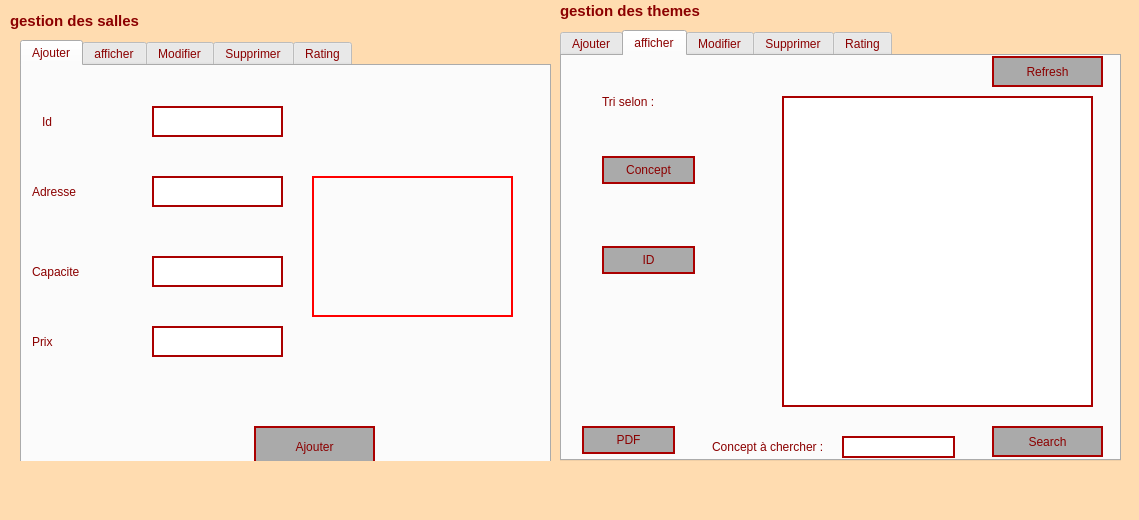
melek007/smart_wedding_2a09, file mainwindow.ui: the form before one commit.
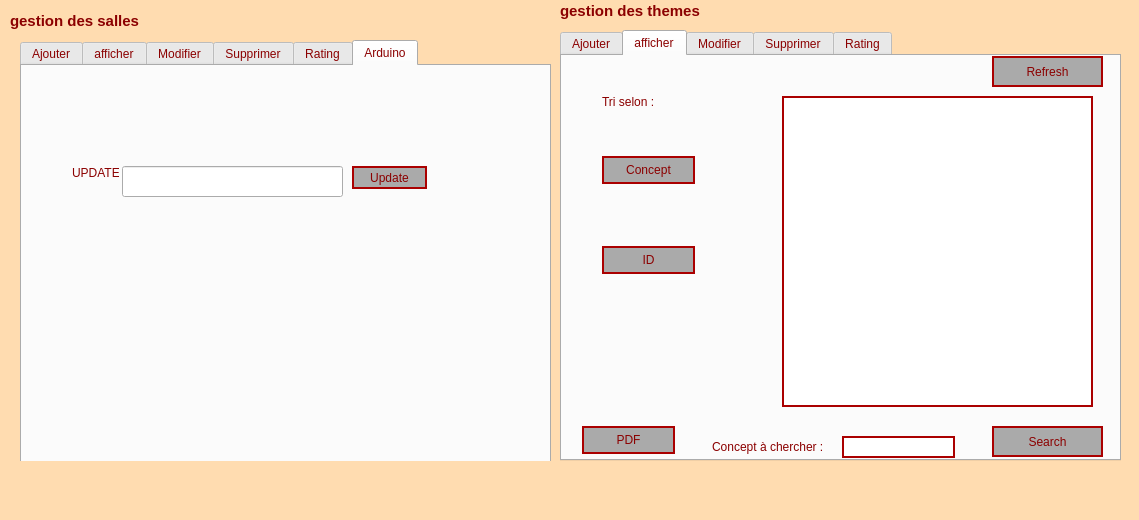
The form after the commit. Icons and pictures are not drawn.

Patch:
```diff
--- a/mainwindow.ui
+++ b/mainwindow.ui
@@ -3135,7 +3135,7 @@
        </rect>
       </property>
       <property name="currentIndex">
-       <number>0</number>
+       <number>5</number>
       </property>
       <widget class="QWidget" name="tab_13">
        <attribute name="title">
@@ -3688,6 +3688,53 @@
         <string>Rating</string>
        </attribute>
       </widget>
+      <widget class="QWidget" name="tab_23">
+       <attribute name="title">
+        <string>Arduino</string>
+       </attribute>
+       <widget class="QLabel" name="label_35">
+        <property name="geometry">
+         <rect>
+          <x>50</x>
+          <y>100</y>
+          <width>47</width>
+          <height>14</height>
+         </rect>
+        </property>
+        <property name="text">
+         <string>UPDATE:</string>
+        </property>
+       </widget>
+       <widget class="QLineEdit" name="lineEdit">
+        <property name="geometry">
+         <rect>
+          <x>100</x>
+          <y>100</y>
+          <width>221</width>
+          <height>31</height>
+         </rect>
+        </property>
+       </widget>
+       <widget class="QPushButton" name="pushButton_2">
+        <property name="geometry">
+         <rect>
+          <x>330</x>
+          <y>100</y>
+          <width>75</width>
+          <height>23</height>
+         </rect>
+        </property>
+        <property name="styleSheet">
+         <string notr="true">border-color: rgb(170, 0, 0);
+border-width : 2px;
+border-style:solid;
+background-color: rgb(170, 170, 170);</string>
+        </property>
+        <property name="text">
+         <string>Update</string>
+        </property>
+       </widget>
+      </widget>
      </widget>
      <widget class="QLabel" name="label_25">
       <property name="geometry">
```
